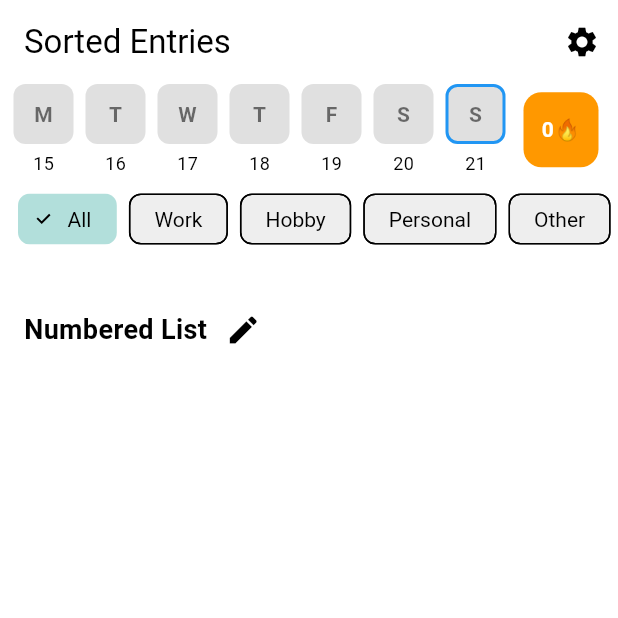
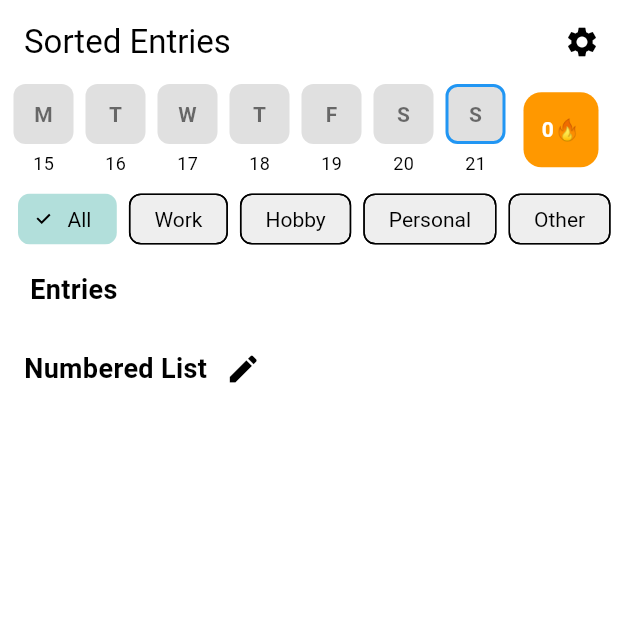
Before and after one commit to Chibinoo/ChatGPT-try, a Flutter app: the SortedPage2 screen opened directly, on a phone screen of 412 x 824 dp, the top half of it. Run offline on Flutter 3.47's test engine with Material 3 defaults, Android fonts, the phone set to English and light mode, and no system bars; our stand-ins replace cloud_firestore, firebase_core, fl_chart, flutter_slidable, hive, hive_flutter and 1 more; accounts and stored records are empty.

Commit message:
clean up the look of sorted page

```diff
--- a/lib/pages/sorted_page2.dart
+++ b/lib/pages/sorted_page2.dart
@@ -126,6 +126,12 @@ class _SortedPage2State extends State<SortedPage2> {
                   ),
                 ),
                 const SizedBox(height: 10),
+                Row(
+                  children: [
+                    Padding(padding: EdgeInsetsGeometry.symmetric(horizontal: 10)),
+                    Text('Entries', style: TextStyle(fontWeight: FontWeight.bold, fontSize: 18),),
+                  ],
+                ),
                 ListView.builder(
                   shrinkWrap: true,
                   physics: const NeverScrollableScrollPhysics(),
```
Also changed, not shown: lib/widgets/numbered_list_widget.dart (+0 -21 lines).
